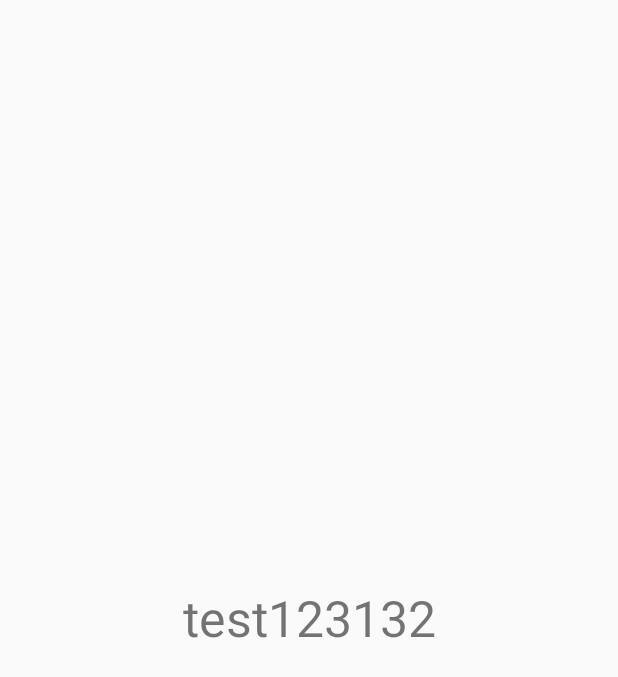
After one commit to cchhu/TAMZ2-projekt, an Android app: the fragment AllSongsFragment shown on its own in the app's theme, on a phone screen of 412 x 824 dp. The commit adds this screen. Shown: the top 677 px of the screen. Run offline under Robolectric (Android 15) with nearby library versions, the phone set to English and light mode, and no system bars.

Commit message:
4. commit

```diff
--- /dev/null
+++ b/app/src/main/java/com/example/hudebniprehravac/AllSongsFragment.java
@@ -0,0 +1,32 @@
+package com.example.hudebniprehravac;
+
+
+import android.os.Bundle;
+
+import androidx.fragment.app.Fragment;
+
+import android.view.LayoutInflater;
+import android.view.View;
+import android.view.ViewGroup;
+
+import com.example.hudebniprehravac.R;
+
+/**
+ * A simple {@link Fragment} subclass.
+ */
+public class AllSongsFragment extends Fragment {
+
+
+    public AllSongsFragment() {
+        // Required empty public constructor
+    }
+
+
+    @Override
+    public View onCreateView(LayoutInflater inflater, ViewGroup container,
+                             Bundle savedInstanceState) {
+        // Inflate the layout for this fragment
+        return inflater.inflate(R.layout.fragment_all_songs, container, false);
+    }
+
+}
--- a/app/src/main/res/layout/activity_main.xml
+++ b/app/src/main/res/layout/activity_main.xml
@@ -55,4 +55,10 @@
 
     </com.google.android.material.appbar.AppBarLayout>
 
+    <androidx.viewpager.widget.ViewPager
+        android:id="@+id/view_pager"
+        android:layout_width="match_parent"
+        android:layout_height="match_parent"/>
+
+
 </androidx.constraintlayout.widget.ConstraintLayout>
--- /dev/null
+++ b/app/src/main/res/layout/fragment_all_songs.xml
@@ -0,0 +1,16 @@
+<?xml version="1.0" encoding="utf-8"?>
+<FrameLayout xmlns:android="http://schemas.android.com/apk/res/android"
+    xmlns:tools="http://schemas.android.com/tools"
+    android:layout_width="match_parent"
+    android:layout_height="match_parent"
+    tools:context=".AllSongsFragment">
+
+    <!-- TODO: Update blank fragment layout -->
+    <TextView
+        android:layout_width="match_parent"
+        android:layout_height="match_parent"
+        android:text="test123132"
+        android:gravity="center"
+        android:textSize="33sp"/>
+
+</FrameLayout>
```
Also changed, not shown: app/src/main/java/com/example/hudebniprehravac/JustPlayingFragment.java (added, +32 -0 lines), app/src/main/java/com/example/hudebniprehravac/MainActivity.java (+40 -3 lines), app/src/main/java/com/example/hudebniprehravac/PlaylistFragment.java (added, +32 -0 lines), app/src/main/res/layout/fragment_just_playing.xml (added, +14 -0 lines), app/src/main/res/layout/fragment_playlist.xml (added, +14 -0 lines).
